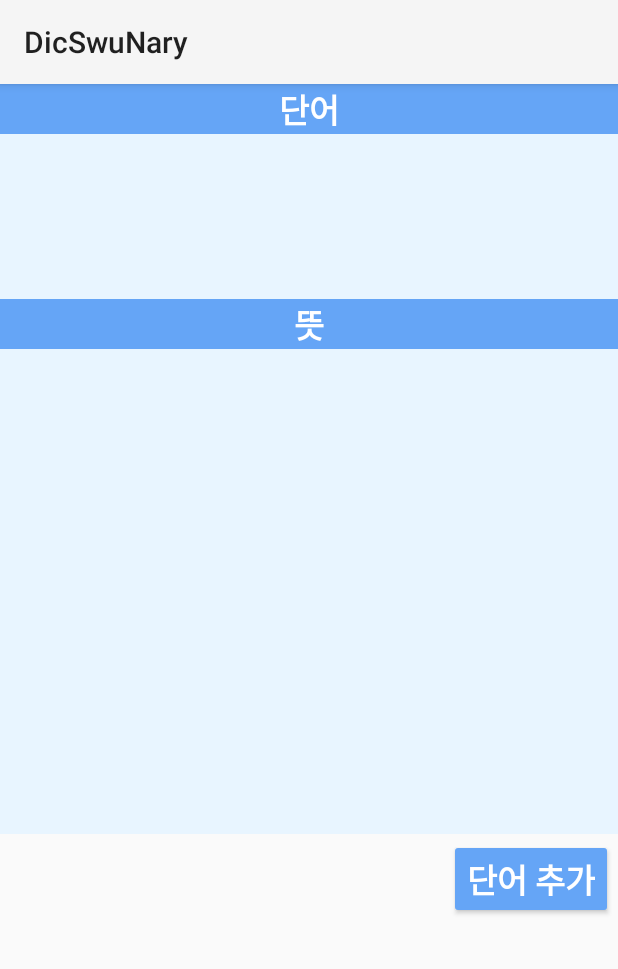
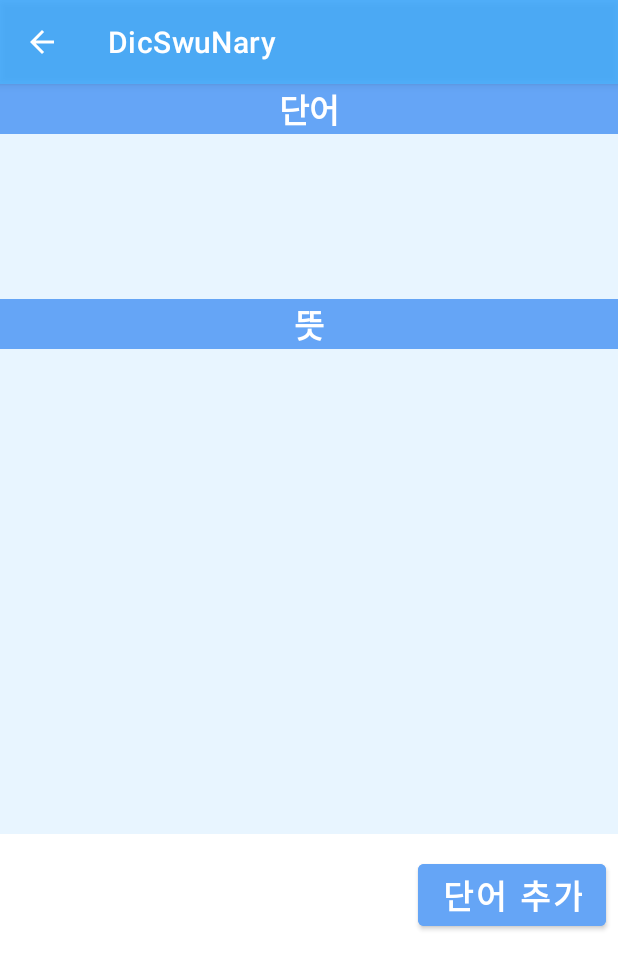
Before and after one commit to ellapk/NewsDictApp, an Android app: the VocaAddActivity screen opened directly, with no data from a screen before it, on a phone screen of 412 x 824 dp. Shown: the top 969 px of the screen. Run offline under Robolectric (Android 15) with nearby library versions, the phone set to English and light mode, and no system bars.

Commit message:
VocaAddActivity.kt 뒤로가기 구현 성공 및 상단바 색상 변경

```diff
--- a/app/src/main/java/com/example/android_2/MainActivity.kt
+++ b/app/src/main/java/com/example/android_2/MainActivity.kt
@@ -5,7 +5,6 @@
 import android.os.Bundle
 import android.view.View
 import android.widget.Button
-import android.widget.ImageView
 import android.widget.Toast
 import androidx.appcompat.app.AppCompatActivity
 import androidx.recyclerview.widget.GridLayoutManager
@@ -92,7 +91,6 @@
 
     fun dialogSettings(){ //progressDialog를 띄우기위한 기본설정을 정한 메소드
         dialog!!.setTitle(R.string.loading)
-        dialog!!.setIcon(R.drawable.icon_dialog)
         dialog!!.setCancelable(false)
     }
 }
--- a/app/src/main/res/layout/activity_voca_add.xml
+++ b/app/src/main/res/layout/activity_voca_add.xml
@@ -9,7 +9,7 @@
 
     <LinearLayout
         android:layout_width="match_parent"
-        android:layout_height="wrap_content"
+        android:layout_height="506dp"
         android:orientation="vertical">
 
         <TextView
@@ -20,7 +20,7 @@
             android:text="단어"
             android:textColor="@color/white"
             android:textSize="22sp"
-            android:textStyle="bold"/>
+            android:textStyle="bold" />
 
 
         <EditText
@@ -29,43 +29,44 @@
             android:layout_height="wrap_content"
             android:background="#e8f5ff"
             android:lines="5"
-            android:textColor="#000000"/>
+            android:textColor="#000000" />
 
         <TextView
             android:layout_width="match_parent"
             android:layout_height="wrap_content"
+            android:background="#65A5F6"
             android:gravity="center"
-            android:background="#65A5F6"
+            android:text="뜻"
+            android:textColor="@color/white"
             android:textSize="22sp"
-            android:textColor="@color/white"
-            android:text="뜻"
-            android:textStyle="bold"/>
+            android:textStyle="bold" />
 
         <EditText
             android:id="@+id/edtMean"
             android:layout_width="match_parent"
             android:layout_height="wrap_content"
             android:background="#e8f5ff"
-            android:textColor="#000000"
-            android:lines="15"/>
+            android:lines="15"
+            android:textColor="#000000" />
 
     </LinearLayout>
 
     <LinearLayout
         android:layout_width="match_parent"
         android:layout_height="match_parent"
+        android:layout_margin="0dp"
         android:gravity="right">
 
         <Button
             android:id="@+id/btnAdd"
             android:layout_width="wrap_content"
             android:layout_height="wrap_content"
-            android:layout_margin="3dp"
+            android:layout_margin="8dp"
             android:backgroundTint="#65A5F6"
             android:text="단어 추가"
             android:textColor="@color/white"
-            android:textStyle="bold"
-            android:textSize="22sp"/>
+            android:textSize="22sp"
+            android:textStyle="bold" />
 
     </LinearLayout>
 
--- a/app/src/main/res/layout/activity_voca_read.xml
+++ b/app/src/main/res/layout/activity_voca_read.xml
@@ -1,10 +1,13 @@
 <?xml version="1.0" encoding="utf-8"?>
+
+
 <LinearLayout xmlns:android="http://schemas.android.com/apk/res/android"
 xmlns:app="http://schemas.android.com/apk/res-auto"
 xmlns:tools="http://schemas.android.com/tools"
 android:layout_width="match_parent"
 android:layout_height="match_parent"
 tools:context=".VocaReadActivity">
+
 
 <ScrollView
 android:layout_width="match_parent"
--- a/app/src/main/res/values/colors.xml
+++ b/app/src/main/res/values/colors.xml
@@ -9,4 +9,6 @@
     <color name="white">#FFFFFFFF</color>
     <color name="blue">#4541FF</color>
     <color name="blue_700">#65A5F6</color>
+    <color name="cocoblue">#2489FF</color>
+    <color name="colorPrimary">#3697FF</color>
 </resources>
--- a/app/src/main/res/values/themes.xml
+++ b/app/src/main/res/values/themes.xml
@@ -2,8 +2,8 @@
     <!-- Base application theme. -->
     <style name="Theme.Android_2" parent="Theme.MaterialComponents.DayNight.DarkActionBar">
         <!-- Primary brand color. -->
-        <item name="colorPrimary">@color/purple_500</item>
-        <item name="colorPrimaryVariant">@color/blue</item>
+        <item name="colorPrimary">@color/blue1</item>
+        <item name="colorPrimaryVariant">@color/blue2</item>
         <item name="colorOnPrimary">@color/white</item>
         <!-- Secondary brand color. -->
         <item name="colorSecondary">@color/teal_200</item>
@@ -28,4 +28,10 @@
         <item name="colorAccent">@color/blue</item>
     </style>
 
+    <color name="dodgerblue">#4DB2FF</color>
+    <color name="skyblue">#56B0F5</color>
+    <color name="blue1">#C9279EFD</color>
+    <color name="blue2">#2F94FF</color>
+    <color name="blue3">#77C4FF</color>
+    <color name="bluepurple">#BA392BFF</color>
 </resources>
```
Also changed, not shown: app/src/main/AndroidManifest.xml (+10 -4 lines), app/src/main/java/com/example/android_2/DBManager.kt (+4 -4 lines), app/src/main/java/com/example/android_2/VocaAddActivity.kt (+17 -0 lines), app/src/main/res/layout/activity_choose.xml (+7 -7 lines), app/src/main/res/layout/activity_voca_write.xml (deleted, +0 -76 lines). Lines whose indentation alone changed are shown as unchanged.
